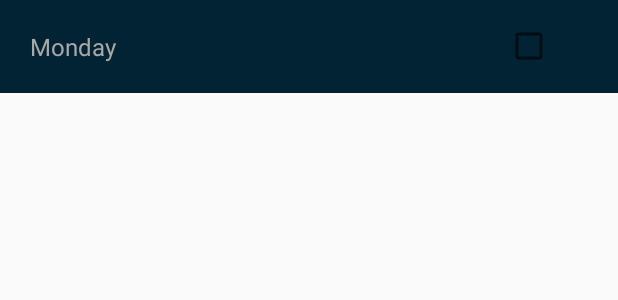
After one commit to sauravvishal8797/Alarmify, an Android app: the layout repeat_dialog_item_view.xml on its own in the app's theme, with its tools: preview values and no code run, on a phone screen of 412 x 824 dp. The commit adds this screen. Shown: the top 300 px of the screen. Run offline under Robolectric (Android 15) with nearby library versions, the phone set to English and light mode, and no system bars.

Commit message:
modified the repeat-alarm dialog

```diff
--- a/app/src/main/res/layout/alarm_detail.xml
+++ b/app/src/main/res/layout/alarm_detail.xml
@@ -95,6 +95,7 @@
                 <TextView
                     android:layout_width="wrap_content"
                     android:layout_height="wrap_content"
+                    android:id="@+id/daytext"
                     android:layout_alignParentEnd="true"
                     android:layout_alignParentRight="true"
                     android:layout_centerVertical="true"
--- a/app/src/main/res/layout/repeat_alarm_dialog.xml
+++ b/app/src/main/res/layout/repeat_alarm_dialog.xml
@@ -13,11 +13,14 @@
         android:textSize="20dp"
         android:layout_marginTop="10dp"
         android:layout_marginBottom="20dp"
-        android:layout_gravity="center_horizontal"
+        android:layout_marginLeft="40dp"
+        android:textStyle="bold"
+       android:layout_gravity="start"
         android:textColor="@color/grey_shade"/>
 
     <android.support.v7.widget.RecyclerView
         android:layout_width="match_parent"
+        android:layout_marginLeft="20dp"
         android:layout_height="match_parent"
         android:id="@+id/repeat_option_dialog">
 
--- /dev/null
+++ b/app/src/main/res/layout/repeat_dialog_item_view.xml
@@ -0,0 +1,35 @@
+<?xml version="1.0" encoding="utf-8"?>
+<LinearLayout
+    xmlns:android="http://schemas.android.com/apk/res/android"
+    android:layout_width="match_parent"
+    android:layout_height="wrap_content"
+    android:orientation="vertical">
+
+    <RelativeLayout
+        android:layout_width="match_parent"
+        android:layout_height="wrap_content"
+        android:background="@color/customPrimary"
+        android:orientation="horizontal">
+
+        <TextView
+            android:layout_width="wrap_content"
+            android:layout_height="wrap_content"
+            android:layout_gravity="center_vertical"
+            android:layout_margin="20dp"
+            android:id="@+id/day"
+            android:text="Monday"
+            android:textSize="16dp"
+            android:textColor="@color/grey_shade"/>
+
+        <CheckBox
+            android:id="@+id/hceck"
+            android:layout_width="wrap_content"
+            android:layout_height="wrap_content"
+            android:layout_alignParentEnd="true"
+            android:layout_centerVertical="true"
+            android:layout_gravity="center_vertical"
+            android:layout_marginEnd="43dp" />
+
+    </RelativeLayout>
+
+</LinearLayout>
--- a/app/src/main/res/values/colors.xml
+++ b/app/src/main/res/values/colors.xml
@@ -2,7 +2,7 @@
 <resources>
     <color name="colorPrimary">#012333</color>
     <color name="colorPrimaryDark">#012333</color>
-    <color name="colorAccent">#012333</color>
+    <color name="colorAccent">#03DAC5</color>
     <color name="customPrimary">#012333</color>
     <color name="whitishtint">#E3F2FD</color>
     <color name="grey_shade">#a8a8a8</color>
```
Also changed, not shown: app/src/main/java/com/example/sauravvishal8797/alarmify/AlarmDetail.java (+58 -0 lines), app/src/main/java/com/example/sauravvishal8797/alarmify/adapters/repeatAlarmAdapter.java (added, +65 -0 lines), app/src/main/res/values/styles.xml (+12 -1 lines).
